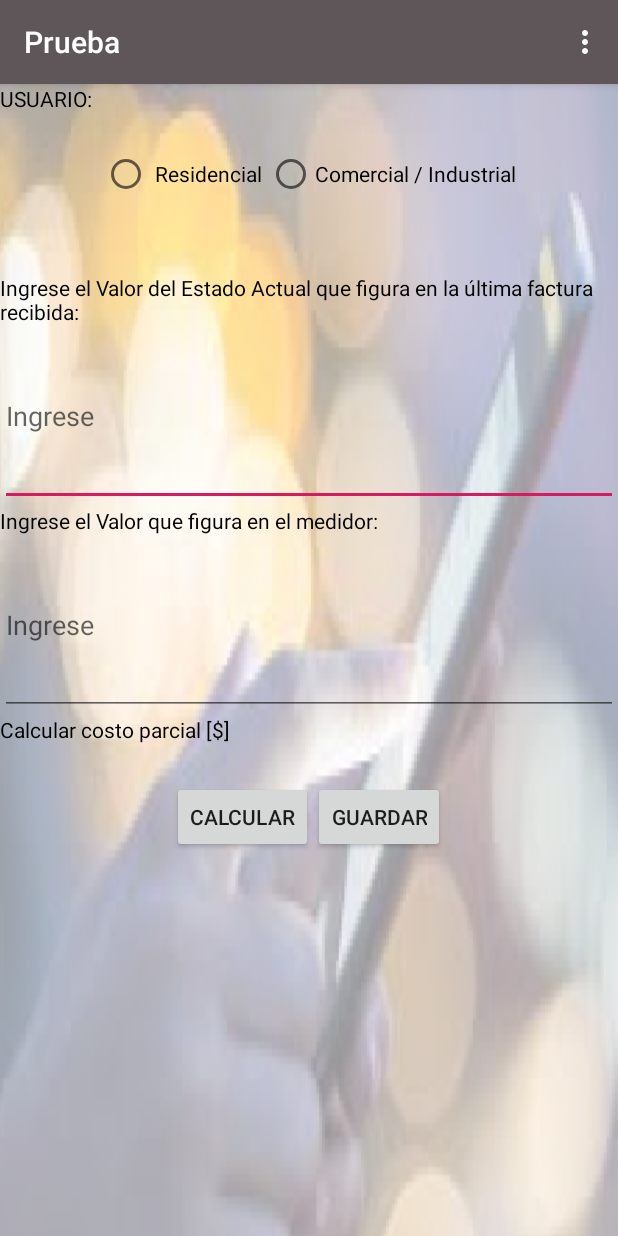
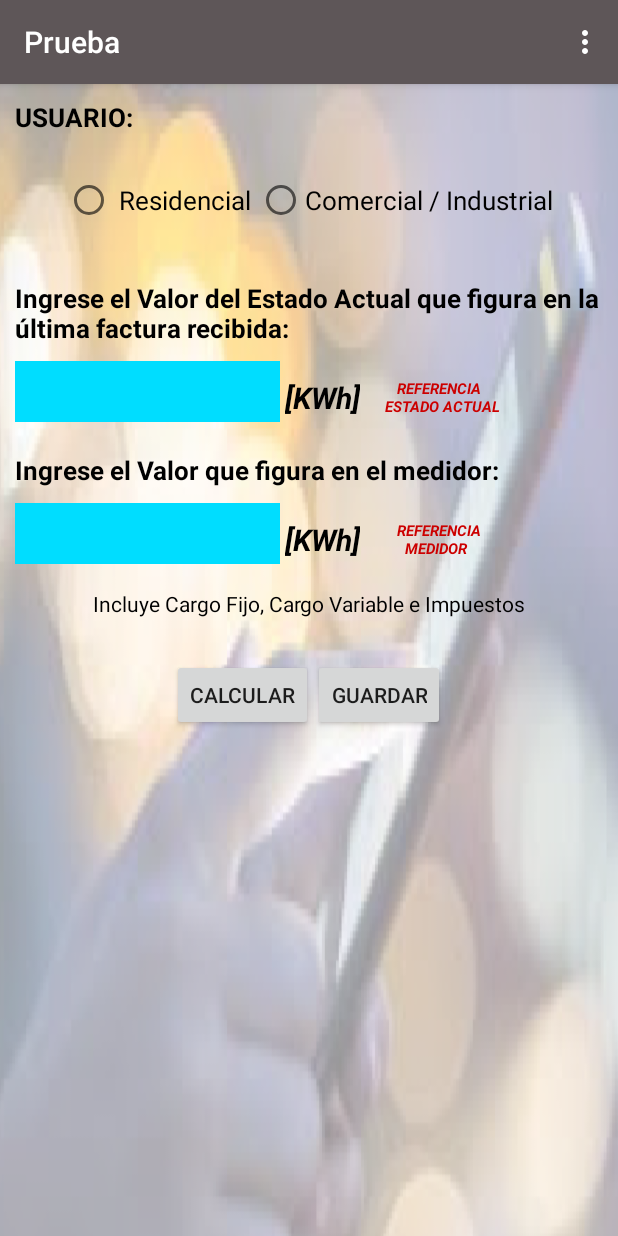
Before and after one commit to Dany-gh/controla-tu-consumo, an Android app: the screen it shows after launch (MainActivity), on a phone screen of 412 x 824 dp. Run offline under Robolectric (Android 15) with nearby library versions, the phone set to English and light mode, and no system bars.

Commit message:
2do commit

```diff
--- a/app/src/main/res/layout/activity_main.xml
+++ b/app/src/main/res/layout/activity_main.xml
@@ -10,17 +10,21 @@
 
     <TextView
         android:id="@+id/usuario"
-        android:layout_width="match_parent"
+        android:layout_width="wrap_content"
         android:layout_height="wrap_content"
+        android:layout_marginLeft="10dp"
+        android:layout_marginTop="10dp"
         android:layout_weight="0.1"
         android:text="USUARIO:"
-        android:textColor="@android:color/black" />
+        android:textColor="@android:color/black"
+        android:textSize="17dp"
+        android:textStyle="bold" />
 
     <RadioGroup
         android:id="@+id/radioGroup"
         android:layout_width="match_parent"
         android:layout_height="wrap_content"
-        android:layout_weight="0.2"
+        android:layout_weight="0.1"
         android:gravity="center_horizontal"
         android:orientation="horizontal">
 
@@ -29,6 +33,7 @@
             android:layout_width="wrap_content"
             android:layout_height="wrap_content"
             android:text=" Residencial "
+            android:textSize="17dp"
             android:textColor="@android:color/black" />
 
         <RadioButton
@@ -36,57 +41,131 @@
             android:layout_width="wrap_content"
             android:layout_height="wrap_content"
             android:text="Comercial / Industrial"
+            android:textSize="17dp"
             android:textColor="@android:color/black" />
     </RadioGroup>
 
 
     <TextView
         android:id="@+id/anterior"
-        android:layout_width="match_parent"
+        android:layout_width="wrap_content"
         android:layout_height="wrap_content"
+        android:layout_marginLeft="10dp"
+        android:layout_marginTop="10dp"
         android:text="Ingrese el Valor del Estado Actual que figura en la última factura recibida:"
-        android:textColor="@android:color/black" />
+        android:textColor="@android:color/black"
+        android:textSize="17dp"
+        android:textStyle="bold" />
 
+    <LinearLayout
+        android:layout_width="wrap_content"
+        android:layout_height="wrap_content"
+        android:layout_gravity="left"
+        android:orientation="horizontal">
 
-    <EditText
-        android:id="@+id/ingreso1"
-        android:layout_width="match_parent"
-        android:layout_height="wrap_content"
-        android:layout_weight="0.3"
-        android:ems="10"
-        android:hint="Ingrese"
-        android:inputType="number"
-        android:text="" />
+        <EditText
+            android:id="@+id/ingreso1"
+            android:layout_width="wrap_content"
+            android:layout_height="wrap_content"
+            android:layout_marginLeft="10dp"
+            android:layout_marginTop="10dp"
+            android:layout_weight="0.1"
+            android:background="@android:color/holo_blue_bright"
+            android:ems="5"
+            android:gravity="center"
+            android:inputType="number"
+            android:textSize="30sp"
+            android:textStyle="bold|italic" />
+
+        <TextView
+            android:id="@+id/kwh1"
+            android:layout_width="wrap_content"
+            android:layout_height="wrap_content"
+            android:text="[KWh]"
+            android:textColor="@android:color/black"
+            android:textSize="20dp"
+            android:layout_marginTop="10dp"
+            android:layout_marginLeft="3dp"
+            android:textStyle="bold|italic" />
+        <TextView
+            android:id="@+id/referenciaEstado"
+            android:layout_width="wrap_content"
+            android:layout_height="wrap_content"
+            android:text="    REFERENCIA \n ESTADO ACTUAL"
+            android:textColor="@android:color/holo_red_dark"
+            android:textSize="10dp"
+            android:layout_marginLeft="14dp"
+            android:textStyle="bold|italic" />
+    </LinearLayout>
 
     <TextView
         android:id="@+id/actual"
         android:layout_width="match_parent"
         android:layout_height="wrap_content"
+        android:layout_marginLeft="10dp"
+        android:layout_marginTop="20dp"
         android:text="Ingrese el Valor que figura en el medidor:"
-        android:textColor="@android:color/black" />
-
-    <EditText
-        android:id="@+id/ingreso"
-        android:layout_width="match_parent"
-        android:layout_height="wrap_content"
-        android:layout_weight="0.3"
-        android:ems="10"
-        android:hint="Ingrese"
-        android:inputType="number"
-        android:text="" />
-
-    <TextView
-        android:id="@+id/costoParcial"
-        android:layout_width="match_parent"
-        android:layout_height="wrap_content"
-        android:layout_weight="0.1"
-        android:text="Calcular costo parcial [$]"
-        android:textColor="@android:color/black" />
+        android:textColor="@android:color/black"
+        android:textSize="17dp"
+        android:textStyle="bold" />
 
     <LinearLayout
         android:layout_width="wrap_content"
         android:layout_height="wrap_content"
+        android:layout_gravity="left"
+        android:orientation="horizontal">
+
+        <EditText
+            android:id="@+id/ingreso"
+            android:layout_width="wrap_content"
+            android:layout_height="wrap_content"
+            android:layout_marginLeft="10dp"
+            android:layout_marginTop="10dp"
+            android:layout_weight="0.1"
+            android:background="@android:color/holo_blue_bright"
+            android:ems="5"
+            android:gravity="center"
+            android:inputType="number"
+            android:textSize="30sp"
+            android:textStyle="bold|italic" />
+
+        <TextView
+            android:id="@+id/kwh2"
+            android:layout_width="wrap_content"
+            android:layout_height="42dp"
+            android:text="[KWh]"
+            android:textColor="@android:color/black"
+            android:textSize="20dp"
+            android:layout_marginTop="10dp"
+            android:layout_marginLeft="3dp"
+            android:textStyle="bold|italic" />
+
+        <TextView
+            android:id="@+id/referenciaMedidor"
+            android:layout_width="wrap_content"
+            android:layout_height="wrap_content"
+            android:text="    REFERENCIA \n      MEDIDOR"
+            android:textColor="@android:color/holo_red_dark"
+            android:textSize="10dp"
+            android:layout_marginLeft="14dp"
+            android:textStyle="bold|italic" />
+    </LinearLayout>
+
+    <TextView
+        android:id="@+id/costoParcial"
+        android:layout_width="wrap_content"
+        android:layout_height="wrap_content"
+        android:layout_gravity="center"
+        android:layout_marginTop="15dp"
+        android:layout_weight="0.1"
+        android:text="Incluye Cargo Fijo, Cargo Variable e Impuestos"
+        android:textColor="@android:color/black" />
+
+    <LinearLayout
+        android:layout_width="match_parent"
+        android:layout_height="wrap_content"
         android:layout_gravity="center_horizontal"
+        android:gravity="center"
         android:orientation="horizontal">
 
         <Button
@@ -101,23 +180,33 @@
             android:layout_width="wrap_content"
             android:layout_height="wrap_content"
             android:text="Guardar" />
-
     </LinearLayout>
 
     <LinearLayout
         android:layout_width="wrap_content"
-        android:layout_height="3dp"
+        android:layout_height="60dp"
         android:layout_gravity="center"
         android:layout_weight="1"
         android:orientation="vertical">
 
         <TextView
+            android:id="@+id/resultadokwh"
+            android:layout_width="wrap_content"
+            android:layout_height="wrap_content"
+            android:layout_gravity="center"
+            android:onClick="calcular"
+            android:textSize="25sp"
+            android:textStyle="bold" />
+
+        <TextView
             android:id="@+id/resultado"
             android:layout_width="wrap_content"
             android:layout_height="wrap_content"
+            android:layout_gravity="center"
             android:onClick="calcular"
-            android:textSize="30sp"
+            android:textSize="25sp"
             android:textStyle="bold" />
     </LinearLayout>
 
+
 </LinearLayout>
--- a/app/src/main/res/values/colors.xml
+++ b/app/src/main/res/values/colors.xml
@@ -1,6 +1,6 @@
 <?xml version="1.0" encoding="utf-8"?>
 <resources>
-    <color name="colorPrimary">#008577</color>
-    <color name="colorPrimaryDark">#161fcc</color>
+    <color name="colorPrimary">#9eedfb</color>
+    <color name="colorPrimaryDark">#7580d4</color>
     <color name="colorAccent">#D81B60</color>
 </resources>
```
Also changed, not shown: app/src/main/java/com/example/maria/prueba/MainActivity.java (+45 -7 lines), app/src/main/res/layout/activity_informacion.xml (+9 -5 lines), app/src/main/res/layout/activity_splash.xml (+1 -14 lines), app/src/main/res/layout/imagen_estado_actual.xml (added, +15 -0 lines), app/src/main/res/layout/imagen_medidor.xml (added, +15 -0 lines), app/src/main/res/mipmap-xhdpi/facturamain.jpg (added), app/src/main/res/mipmap-xhdpi/medidor2.jpg (added).
